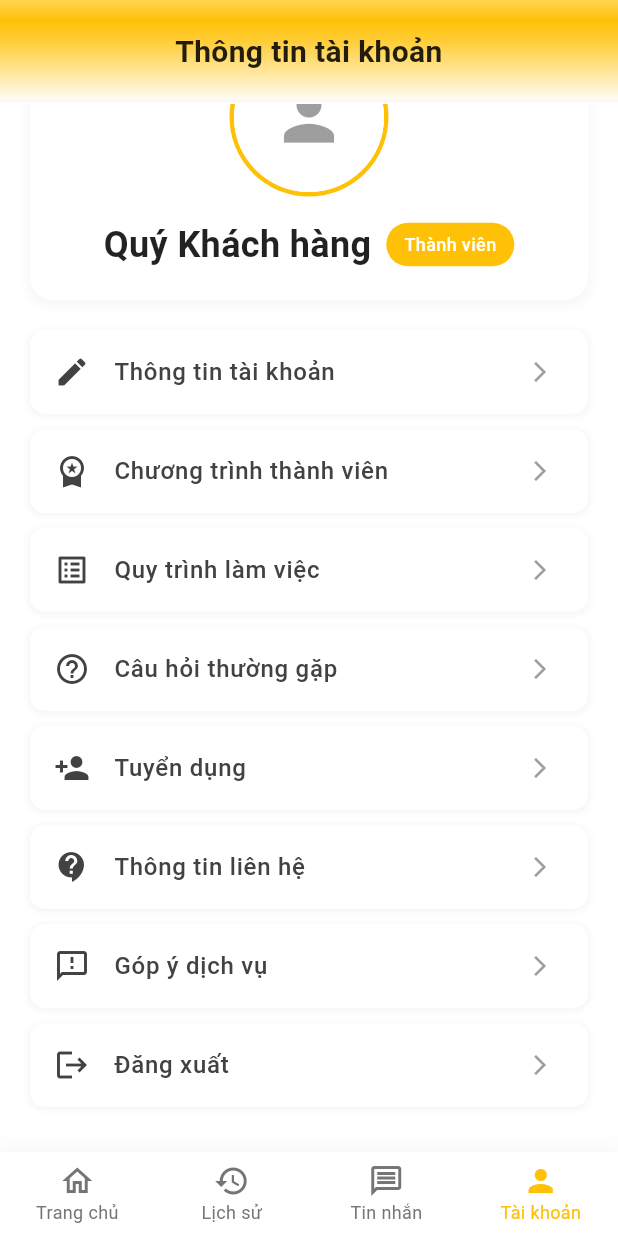
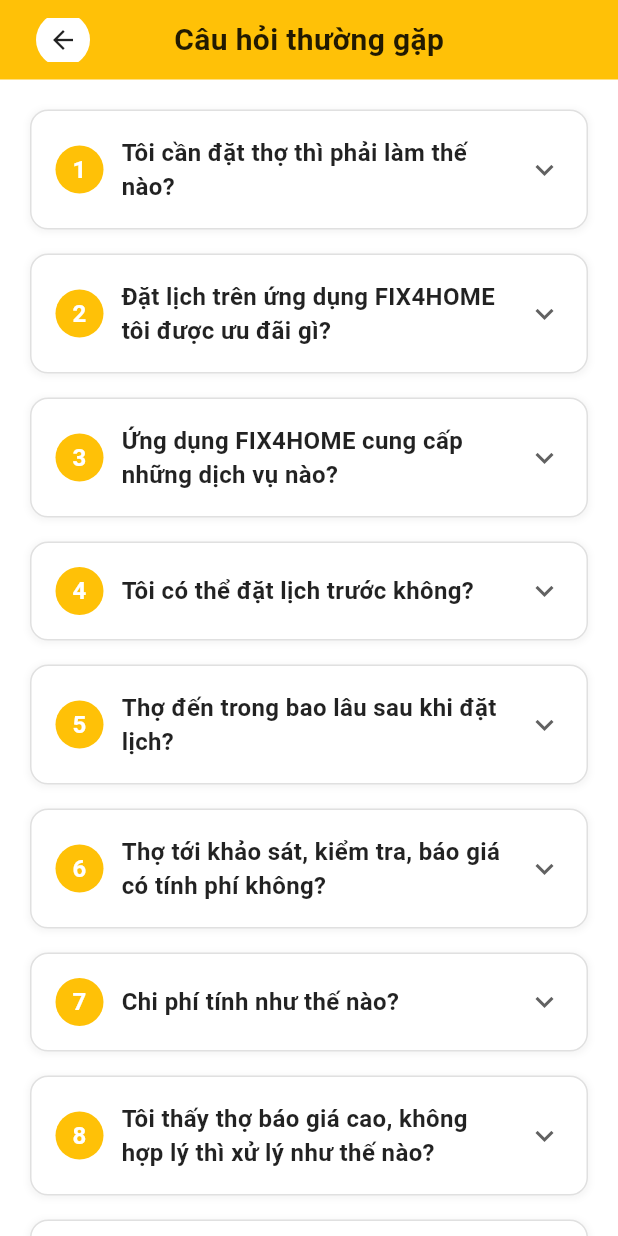
Before and after one commit to tuanpham2xx3/fix4home_mobile, a Flutter app: the screen it shows after launch, item 4 of the bottom bar chosen, scrolled down 84 dp, after a tap on "Câu hỏi thường gặp", on a phone screen of 412 x 824 dp. Run offline on Flutter 3.47's test engine with Material 3 defaults, Android fonts, the phone set to English and light mode, and no system bars; our stand-ins replace app_links, device_info_plus, dio, flutter_riverpod, flutter_secure_storage, flutter_svg and 4 more.

Commit message:
impl faq screen

```diff
--- /dev/null
+++ b/lib/data/services/qna_service.dart
@@ -0,0 +1,28 @@
+import 'dart:convert';
+import 'package:flutter/services.dart';
+import '../../domain/models/qna_item.dart';
+
+class QnAService {
+  static const String _qnaJsonPath = 'assets/data/qna.json';
+
+  List<QnAItem>? _allQnAs;
+
+  Future<List<QnAItem>> loadQnAData() async {
+    if (_allQnAs != null) {
+      return _allQnAs!;
+    }
+
+    try {
+      final String jsonString = await rootBundle.loadString(_qnaJsonPath);
+      final List<dynamic> jsonData = json.decode(jsonString);
+
+      _allQnAs = jsonData
+          .map((item) => QnAItem.fromJson(item as Map<String, dynamic>))
+          .toList();
+
+      return _allQnAs!;
+    } catch (e) {
+      throw Exception('Failed to load QnA data from $_qnaJsonPath: $e');
+    }
+  }
+}
--- /dev/null
+++ b/lib/domain/models/qna_item.dart
@@ -0,0 +1,19 @@
+class QnAItem {
+  final int id;
+  final String question;
+  final String answer;
+
+  QnAItem({
+    required this.id,
+    required this.question,
+    required this.answer,
+  });
+
+  factory QnAItem.fromJson(Map<String, dynamic> json) {
+    return QnAItem(
+      id: json['id'] as int,
+      question: json['question'] as String,
+      answer: json['answer'] as String,
+    );
+  }
+}
--- /dev/null
+++ b/lib/features/home/presentation/faq_screen.dart
@@ -0,0 +1,252 @@
+import 'package:flutter/material.dart';
+import 'package:flutter_riverpod/flutter_riverpod.dart';
+import '../../../data/services/qna_service.dart';
+import '../../../domain/models/qna_item.dart';
+
+final qnaServiceProvider = Provider<QnAService>((ref) => QnAService());
+
+final qnaDataProvider = FutureProvider<List<QnAItem>>((ref) async {
+  final qnaService = ref.watch(qnaServiceProvider);
+  return await qnaService.loadQnAData();
+});
+
+class FAQScreen extends ConsumerStatefulWidget {
+  const FAQScreen({super.key});
+
+  @override
+  ConsumerState<FAQScreen> createState() => _FAQScreenState();
+}
+
+class _FAQScreenState extends ConsumerState<FAQScreen> {
+  final Set<int> _expandedItems = {};
+
+  void _toggleExpansion(int id) {
+    setState(() {
+      if (_expandedItems.contains(id)) {
+        _expandedItems.remove(id);
+      } else {
+        _expandedItems.add(id);
+      }
+    });
+  }
+
+  @override
+  Widget build(BuildContext context) {
+    final qnaAsync = ref.watch(qnaDataProvider);
+
+    return Scaffold(
+      backgroundColor: Colors.white,
+      body: SafeArea(
+        child: Column(
+          children: [
+            // Yellow header with back button
+            Container(
+              width: double.infinity,
+              padding: const EdgeInsets.symmetric(horizontal: 16, vertical: 12),
+              decoration: const BoxDecoration(
+                color: Color(0xFFFFC107),
+              ),
+              child: Stack(
+                alignment: Alignment.center,
+                children: [
+                  Positioned(
+                    left: 0,
+                    child: IconButton(
+                      icon: Container(
+                        width: 36,
+                        height: 36,
+                        decoration: const BoxDecoration(
+                          color: Colors.white,
+                          shape: BoxShape.circle,
+                        ),
+                        child: const Icon(
+                          Icons.arrow_back,
+                          color: Colors.black87,
+                          size: 20,
+                        ),
+                      ),
+                      onPressed: () => Navigator.pop(context),
+                    ),
+                  ),
+                  const Text(
+                    'Câu hỏi thường gặp',
+                    style: TextStyle(
+                      fontSize: 20,
+                      fontWeight: FontWeight.bold,
+                      color: Colors.black87,
+                    ),
+                  ),
+                ],
+              ),
+            ),
+            // Content area
+            Expanded(
+              child: qnaAsync.when(
+                data: (qnaList) {
+                  if (qnaList.isEmpty) {
+                    return const Center(
+                      child: Text('Không có câu hỏi nào'),
+                    );
+                  }
+                  return ListView.builder(
+                    padding: const EdgeInsets.all(20),
+                    itemCount: qnaList.length,
+                    itemBuilder: (context, index) {
+                      final qna = qnaList[index];
+                      final isExpanded = _expandedItems.contains(qna.id);
+                      return _buildQnAItem(qna, isExpanded);
+                    },
+                  );
+                },
+                loading: () => const Center(
+                  child: CircularProgressIndicator(),
+                ),
+                error: (error, stackTrace) => Center(
+                  child: Text('Lỗi: $error'),
+                ),
+              ),
+            ),
+          ],
+        ),
+      ),
+    );
+  }
+
+  Widget _buildQnAItem(QnAItem qna, bool isExpanded) {
+    return Container(
+      margin: const EdgeInsets.only(bottom: 16),
+      decoration: BoxDecoration(
+        color: Colors.white,
+        borderRadius: BorderRadius.circular(12),
+        border: Border.all(
+          color: Colors.grey[300]!,
+          width: 1,
+        ),
+        boxShadow: [
+          BoxShadow(
+            color: Colors.grey.withOpacity(0.1),
+            spreadRadius: 1,
+            blurRadius: 3,
+            offset: const Offset(0, 1),
+          ),
+        ],
+      ),
+      child: Column(
+        children: [
+          // Question header
+          InkWell(
+            onTap: () => _toggleExpansion(qna.id),
+            borderRadius: const BorderRadius.vertical(
+              top: Radius.circular(12),
+            ),
+            child: Padding(
+              padding: const EdgeInsets.all(16),
+              child: Row(
+                children: [
+                  // Number circle
+                  Container(
+                    width: 32,
+                    height: 32,
+                    decoration: BoxDecoration(
+                      color: const Color(0xFFFFC107),
+                      shape: BoxShape.circle,
+                    ),
+                    child: Center(
+                      child: Text(
+                        '${qna.id}',
+                        style: const TextStyle(
+                          color: Colors.white,
+                          fontSize: 16,
+                          fontWeight: FontWeight.bold,
+                        ),
+                      ),
+                    ),
+                  ),
+                  const SizedBox(width: 12),
+                  // Question text
+                  Expanded(
+                    child: Text(
+                      qna.question,
+                      style: const TextStyle(
+                        fontSize: 16,
+                        fontWeight: FontWeight.w600,
+                        color: Colors.black87,
+                      ),
+                    ),
+                  ),
+                  const SizedBox(width: 8),
+                  // Chevron icon
+                  Icon(
+                    isExpanded ? Icons.expand_less : Icons.expand_more,
+                    color: Colors.grey[700],
+                  ),
+                ],
+              ),
+            ),
+          ),
+          // Answer section (expandable)
+          if (isExpanded)
+            Container(
+              padding: const EdgeInsets.all(16),
+              decoration: BoxDecoration(
+                color: Colors.grey[50],
+                borderRadius: const BorderRadius.vertical(
+                  bottom: Radius.circular(12),
+                ),
+              ),
+              child: Row(
+                crossAxisAlignment: CrossAxisAlignment.start,
+                children: [
+                  // Question mark icon
+                  Container(
+                    width: 24,
+                    height: 24,
+                    decoration: BoxDecoration(
+                      color: const Color(0xFFFFC107),
+                      shape: BoxShape.circle,
+                    ),
+                    child: const Center(
+                      child: Text(
+                        '?',
+                        style: TextStyle(
+                          color: Colors.white,
+                          fontSize: 14,
+                          fontWeight: FontWeight.bold,
+                        ),
+                      ),
+                    ),
+                  ),
+                  const SizedBox(width: 12),
+                  // Answer text
+                  Expanded(
+                    child: Column(
+                      crossAxisAlignment: CrossAxisAlignment.start,
+                      children: [
+                        const Text(
+                          'Trả lời:',
+                          style: TextStyle(
+                            fontSize: 14,
+                            fontWeight: FontWeight.bold,
+                            color: Colors.black87,
+                          ),
+                        ),
+                        const SizedBox(height: 8),
+                        Text(
+                          qna.answer,
+                          style: TextStyle(
+                            fontSize: 14,
+                            color: Colors.grey[700],
+                            height: 1.6,
+                          ),
+                        ),
+                      ],
+                    ),
+                  ),
+                ],
+              ),
+            ),
+        ],
+      ),
+    );
+  }
+}
--- a/lib/features/home/presentation/profile_screen.dart
+++ b/lib/features/home/presentation/profile_screen.dart
@@ -5,6 +5,7 @@ import 'feedback_screen.dart';
 import 'account_info_screen.dart';
 import 'membership_screen.dart';
 import 'work_process_screen.dart';
+import 'faq_screen.dart';
 
 class ProfileScreen extends ConsumerWidget {
   const ProfileScreen({super.key});
@@ -189,7 +190,14 @@ class ProfileScreen extends ConsumerWidget {
           _buildMenuItem(
             icon: Icons.help_outline,
             title: 'Câu hỏi thường gặp',
-            onTap: () {},
+            onTap: () {
+              Navigator.push(
+                context,
+                MaterialPageRoute(
+                  builder: (context) => const FAQScreen(),
+                ),
+              );
+            },
           ),
           _buildMenuItem(
             icon: Icons.person_add,
```
Also changed, not shown: assets/data/qna.json (added, +77 -0 lines).
